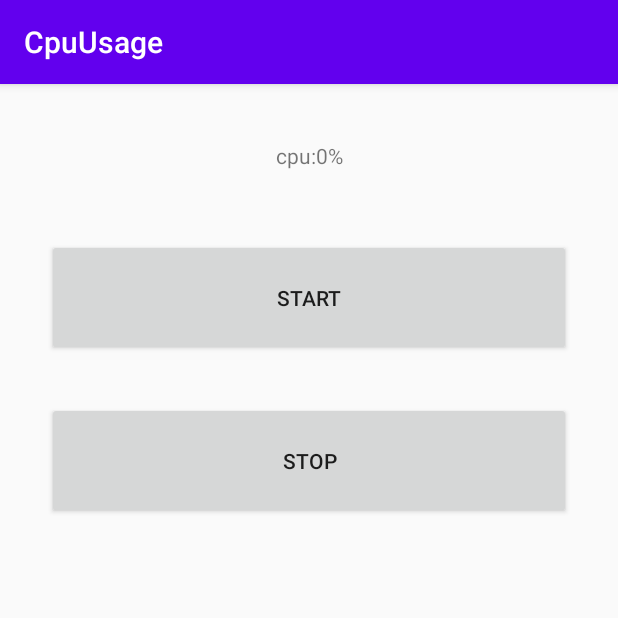
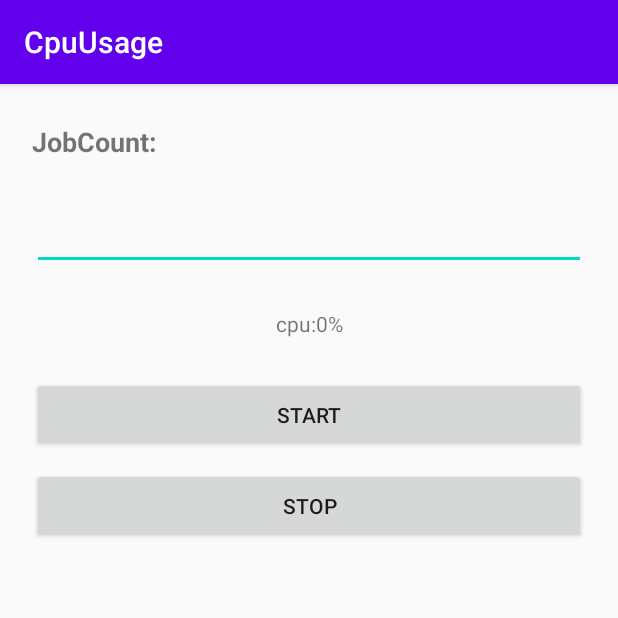
Before and after one commit to Brocat/CpuUsage, an Android app: the screen it shows after launch (MainActivity), after a tap on "START", on a phone screen of 412 x 824 dp, the top half of it. Run offline under Robolectric (Android 15) with nearby library versions, the phone set to English and light mode, and no system bars; 1 statement that could not run was skipped.

Commit message:
調整壓力測試方法

```diff
--- a/app/src/main/java/com/example/cpuusage/MainActivity.java
+++ b/app/src/main/java/com/example/cpuusage/MainActivity.java
@@ -6,35 +6,40 @@ import android.os.Bundle;
 import android.view.View;
 import android.widget.Button;
 import android.widget.TextView;
+import android.widget.EditText;
 
 public class MainActivity extends AppCompatActivity implements IView {
     private  CpuSampler cpuSampler;
-    private  Thread workThread;
+    private  Thread[] workThreads;
+    private boolean isWorking = false;
     @Override
     protected void onCreate(Bundle savedInstanceState) {
         super.onCreate(savedInstanceState);
         setContentView(R.layout.activity_main);
         cpuSampler = new CpuSampler(this);
-        start();
+        startMonitor();
 
         Button startTaskBtn = (Button)findViewById(R.id.startTask);
         startTaskBtn.setOnClickListener(new Button.OnClickListener(){
             @Override
             public void onClick(View v) {
-                    workThread = new Thread(new Runnable() {
-                        @Override
-                        public void run() {
-                            for (int i =0;i<Integer.MAX_VALUE;i++)
-                            {
-                                for (int j = 0; j< Integer.MAX_VALUE; j++)
-                                {
-                                    float f = 1/3;
-                                }
-                            }
-                        }
-                    });
-
-                workThread.start();
+                if(isWorking == false)
+                {
+                    EditText editText = (EditText)findViewById(R.id.threadCount);
+                    String numStr = editText.getText().toString();
+                    int count = Integer.valueOf(numStr);
+                    if(count<0)
+                    {
+                        count =0;
+                    }
+                    workThreads = new Thread[count];
+                    for (int i = 0;i<workThreads.length;i++)
+                    {
+                        workThreads[i] = new working();
+                        workThreads[i].start();
+                    }
+                    isWorking = true;
+                }
             }
         });
 
@@ -42,7 +47,16 @@ public class MainActivity extends AppCompatActivity implements IView {
         stopTaskBtn.setOnClickListener(new Button.OnClickListener(){
             @Override
             public void onClick(View v) {
-                workThread.interrupt();
+                if(isWorking ==true)
+                {
+                    for (int i = 0 ;i<workThreads.length;i++)
+                    {
+                        workThreads[i].interrupt();
+                        workThreads[i]=null;
+                    }
+                    workThreads = null;
+                    isWorking = false;
+                }
             }
         });
     }
@@ -76,10 +90,23 @@ public class MainActivity extends AppCompatActivity implements IView {
     };
 
 
-    private  void start()
+    private  void startMonitor()
     {
         Thread thread = new Thread(runnable);
         thread.start();
     }
-
+    private class working extends Thread
+    {
+        @Override
+        public void run() {
+            super.run();
+            while (isInterrupted() == false)
+            {
+                for (int i = 0;i<Short.MAX_VALUE;i++)
+                {
+                    float f = 1/3;
+                }
+            }
+        }
+    }
 }
--- a/app/src/main/res/layout/activity_main.xml
+++ b/app/src/main/res/layout/activity_main.xml
@@ -24,10 +24,33 @@
         app:layout_constraintTop_toTopOf="parent">
 
         <TextView
+            android:id="@+id/label2"
+            android:layout_width="match_parent"
+            android:layout_height="50dp"
+            android:layout_margin="5dp"
+            android:layout_marginLeft="0dp"
+            android:layout_marginTop="0dp"
+            android:layout_marginRight="0dp"
+            android:layout_marginBottom="0dp"
+            android:gravity="center_vertical"
+            android:text="JobCount:"
+            android:textSize="18sp"
+            android:textStyle="bold" />
+
+        <EditText
+            android:id="@+id/threadCount"
+            android:layout_width="match_parent"
+            android:layout_height="50dp"
+            android:layout_margin="5dp"
+            android:ems="10"
+            android:inputType="numberDecimal"
+            tools:text="1" />
+
+        <TextView
             android:id="@+id/label"
             android:layout_width="match_parent"
-            android:layout_height="49dp"
-            android:layout_margin="15dp"
+            android:layout_height="50dp"
+            android:layout_margin="5dp"
             android:layout_marginLeft="0dp"
             android:layout_marginTop="0dp"
             android:layout_marginRight="0dp"
@@ -38,8 +61,8 @@
         <Button
             android:id="@+id/startTask"
             android:layout_width="match_parent"
-            android:layout_height="78dp"
-            android:layout_margin="15dp"
+            android:layout_height="50dp"
+            android:layout_margin="5dp"
             android:layout_marginLeft="0dp"
             android:layout_marginTop="0dp"
             android:layout_marginRight="0dp"
@@ -49,8 +72,8 @@
         <Button
             android:id="@+id/stopTask"
             android:layout_width="match_parent"
-            android:layout_height="78dp"
-            android:layout_margin="15dp"
+            android:layout_height="50dp"
+            android:layout_margin="5dp"
             android:layout_marginLeft="0dp"
             android:layout_marginTop="0dp"
             android:layout_marginRight="0dp"
```
